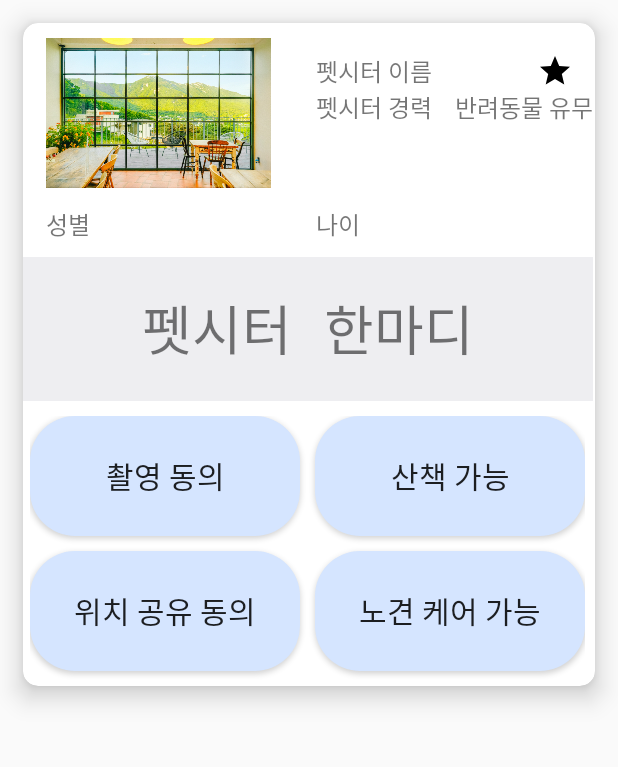
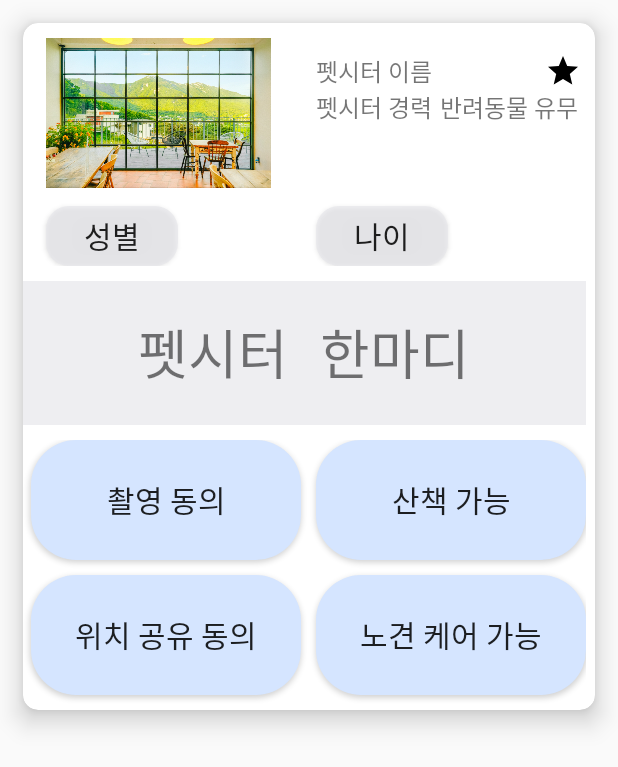
Before and after one commit to ehtjsv2/FitaPetService_Client_Personal_Version, an Android app: the layout dog_service_list.xml on its own in the app's theme, with its tools: preview values and no code run, on a phone screen of 412 x 824 dp. Shown: the top 767 px of the screen. Run offline under Robolectric (Android 15) with nearby library versions, the phone set to English and light mode, and no system bars.

Commit message:
dogservicefragment xml cardview fix

```diff
--- a/app/src/main/res/layout/dog_service_list.xml
+++ b/app/src/main/res/layout/dog_service_list.xml
@@ -53,7 +53,7 @@
                             android:layout_height="wrap_content"
                             android:src="@drawable/ic_baseline_star_24"
                             android:background="@color/white"
-                            android:layout_marginStart="70dp"
+                            android:layout_marginStart="75dp"
                             android:id="@+id/bookmark"/>
 
                         <TextView
@@ -68,29 +68,31 @@
                             android:layout_height="wrap_content"
                             android:text="반려동물 유무"
                             android:textSize="16dp"
-                            android:layout_marginStart="15dp"
+                            android:layout_marginStart="5dp"
                             android:id="@+id/petsitterHavePet"/>
 
                     </GridLayout>
 
                 </LinearLayout>
 
-            <TextView
+            <Button
+                android:id="@+id/gender"
                 android:layout_width="wrap_content"
-                android:layout_height="wrap_content"
+                android:layout_height="40dp"
+                android:background="@drawable/option_choice_button"
                 android:text="성별"
-                android:textSize="16dp"
+                android:textSize="20dp"
                 android:layout_marginStart="15dp"
-                android:layout_marginTop="10dp"
-                android:id="@+id/petsitterGender"/>
+                android:layout_marginTop="10dp" />
 
-            <TextView
+            <Button
+                android:id="@+id/age"
                 android:layout_width="wrap_content"
-                android:layout_height="wrap_content"
+                android:layout_height="40dp"
+                android:background="@drawable/option_choice_button"
                 android:text="나이"
-                android:textSize="16dp"
-                android:layout_marginTop="10dp"
-                android:id="@+id/petsitterAge"/>
+                android:textSize="20dp"
+                android:layout_marginTop="10dp"/>
 
         </GridLayout>
 
@@ -122,6 +124,7 @@
                 android:background="@drawable/solid_button"
                 android:text="촬영 동의"
                 android:textSize="20dp"
+                android:layout_marginStart="5dp"
                 android:layout_marginBottom="10dp" />
 
             <Button
@@ -131,7 +134,7 @@
                 android:background="@drawable/solid_button"
                 android:text="산책 가능"
                 android:textSize="20dp"
-                android:layout_marginBottom="10dp"
+                android:layout_marginBottom="5dp"
                 android:layout_marginStart="10dp"/>
 
             <Button
@@ -141,6 +144,7 @@
                 android:background="@drawable/solid_button"
                 android:text="위치 공유 동의"
                 android:textSize="20dp"
+                android:layout_marginStart="5dp"
                 android:layout_marginBottom="10dp" />
 
             <Button
@@ -150,7 +154,7 @@
                 android:background="@drawable/solid_button"
                 android:text="노견 케어 가능"
                 android:textSize="20dp"
-                android:layout_marginBottom="10dp"
+                android:layout_marginBottom="5dp"
                 android:layout_marginStart="10dp"/>
 
         </GridLayout>
```
